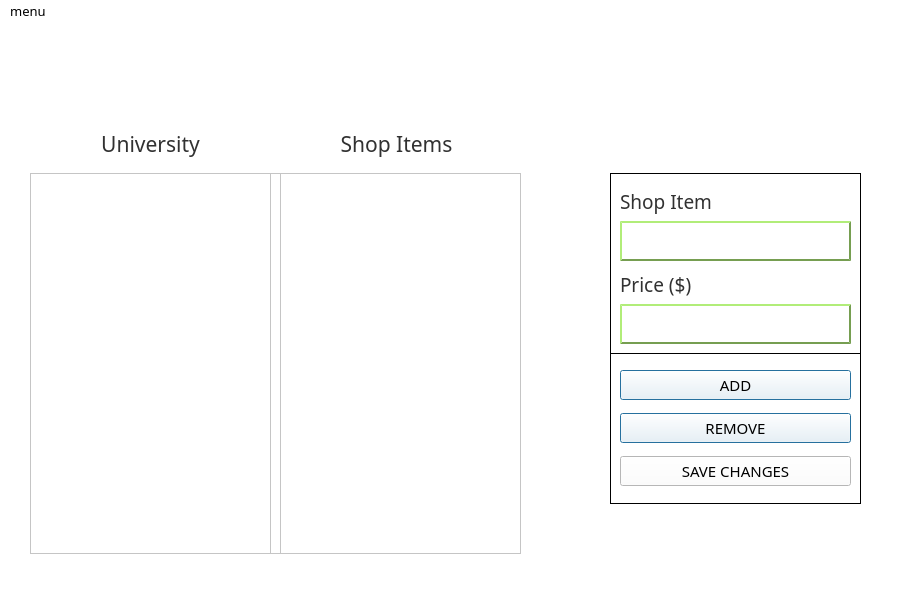
Before: the Qt Designer form adminmenu.ui in DannyCamacho/CollegeConnect, drawn with Qt 5.
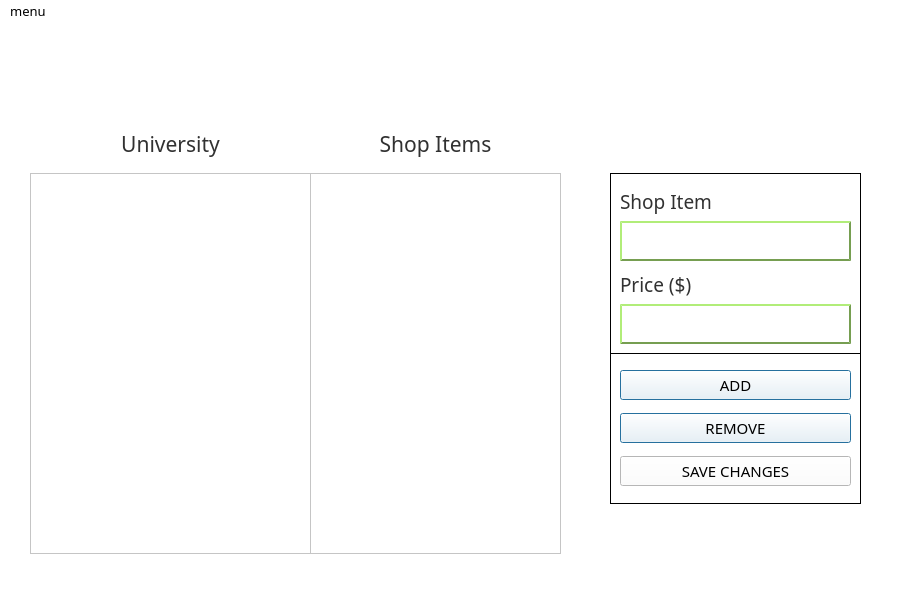
After: the same form once the commit is applied. Icons and pictures are not drawn.

Commit message: changes to spacing/sizing in adminmenu.ui

What changed in the file:
```diff
--- a/adminmenu.ui
+++ b/adminmenu.ui
@@ -26,7 +26,7 @@
      <rect>
       <x>30</x>
       <y>100</y>
-      <width>491</width>
+      <width>531</width>
       <height>41</height>
      </rect>
     </property>
@@ -41,7 +41,7 @@
       <rect>
        <x>0</x>
        <y>5</y>
-       <width>241</width>
+       <width>281</width>
        <height>31</height>
       </rect>
      </property>
@@ -64,9 +64,9 @@
     <widget class="QLabel" name="items_label">
      <property name="geometry">
       <rect>
-       <x>246</x>
+       <x>280</x>
        <y>5</y>
-       <width>241</width>
+       <width>251</width>
        <height>31</height>
       </rect>
      </property>
@@ -371,7 +371,7 @@
      <rect>
       <x>30</x>
       <y>150</y>
-      <width>491</width>
+      <width>531</width>
       <height>381</height>
      </rect>
     </property>
@@ -386,7 +386,7 @@
       <rect>
        <x>0</x>
        <y>0</y>
-       <width>241</width>
+       <width>281</width>
        <height>381</height>
       </rect>
      </property>
@@ -399,7 +399,7 @@
      <property name="font">
       <font>
        <family>Mongolian Baiti</family>
-       <pointsize>11</pointsize>
+       <pointsize>12</pointsize>
       </font>
      </property>
      <property name="focusPolicy">
@@ -454,9 +454,15 @@
      <attribute name="horizontalHeaderDefaultSectionSize">
       <number>200</number>
      </attribute>
+     <attribute name="horizontalHeaderStretchLastSection">
+      <bool>true</bool>
+     </attribute>
      <attribute name="verticalHeaderVisible">
       <bool>false</bool>
      </attribute>
+     <attribute name="verticalHeaderDefaultSectionSize">
+      <number>40</number>
+     </attribute>
      <attribute name="verticalHeaderHighlightSections">
       <bool>true</bool>
      </attribute>
@@ -464,16 +470,16 @@
     <widget class="QTableView" name="items_tableView">
      <property name="geometry">
       <rect>
-       <x>250</x>
+       <x>280</x>
        <y>0</y>
-       <width>241</width>
+       <width>251</width>
        <height>381</height>
       </rect>
      </property>
      <property name="font">
       <font>
        <family>Mongolian Baiti</family>
-       <pointsize>11</pointsize>
+       <pointsize>12</pointsize>
       </font>
      </property>
      <property name="focusPolicy">
@@ -525,6 +531,9 @@
      <attribute name="verticalHeaderVisible">
       <bool>false</bool>
      </attribute>
+     <attribute name="verticalHeaderDefaultSectionSize">
+      <number>40</number>
+     </attribute>
     </widget>
    </widget>
    <widget class="QLabel" name="cc_logo_icon">
```
Left out of the diff: 3 changed lines with no effect on the pictures.
